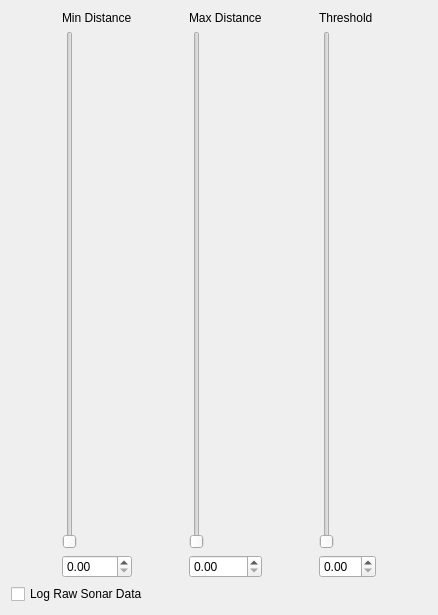
gt-ros-pkg/humans, file src/syllo_rqt/catkin_ws/src/rqt_blueview/src/rqt_blueview/blueview.ui: the form before one commit.
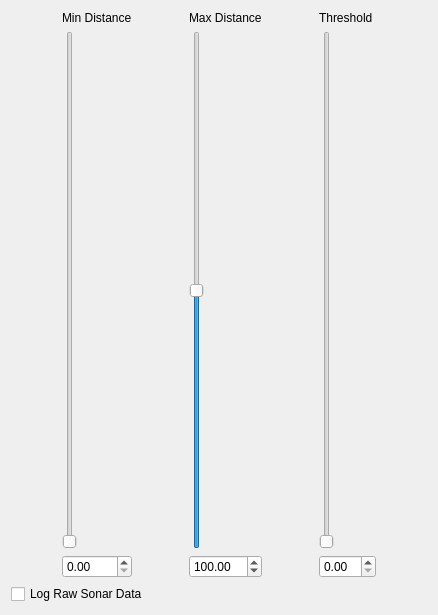
The form after the commit.

What changed in the file:
```diff
--- a/src/syllo_rqt/catkin_ws/src/rqt_blueview/src/rqt_blueview/blueview.ui
+++ b/src/syllo_rqt/catkin_ws/src/rqt_blueview/src/rqt_blueview/blueview.ui
@@ -34,6 +34,9 @@
        <property name="maximum">
         <number>200</number>
        </property>
+       <property name="value">
+        <number>100</number>
+       </property>
        <property name="orientation">
         <enum>Qt::Vertical</enum>
        </property>
@@ -82,6 +85,9 @@
        <property name="maximum">
         <double>200.000000000000000</double>
        </property>
+       <property name="value">
+        <double>100.000000000000000</double>
+       </property>
       </widget>
      </item>
     </layout>
```
Left out of the diff: 3 changed lines with no effect on the pictures.
